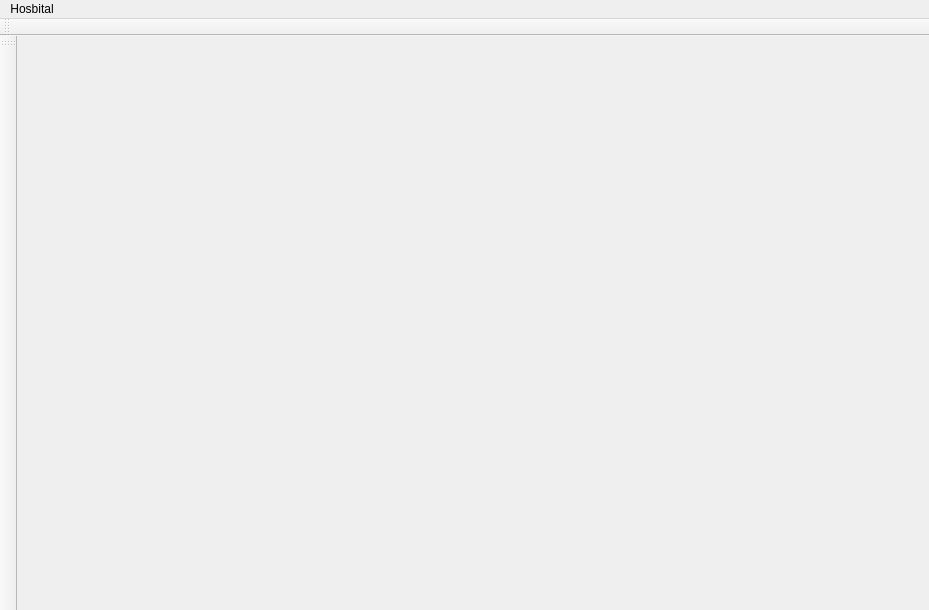
Qt form has_main_gui.ui (Hosbital1990/Qt_HAS) before a commit.
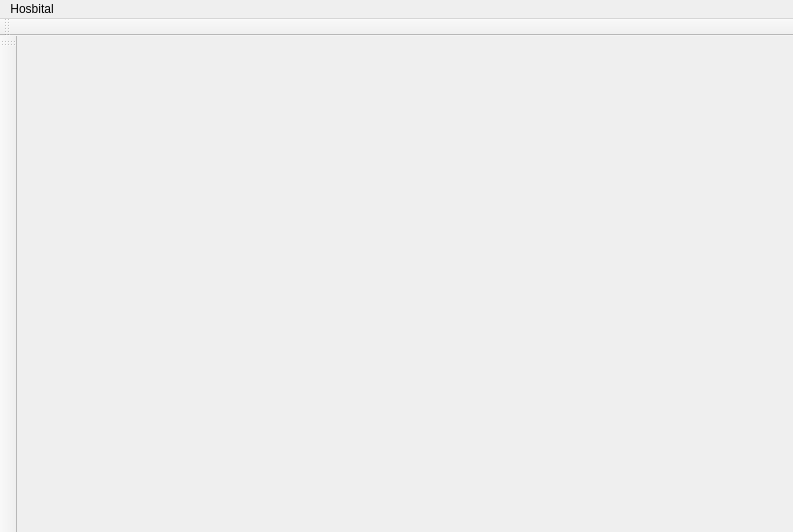
The same form after that commit.

What changed in the file:
```diff
--- a/has_main_gui.ui
+++ b/has_main_gui.ui
@@ -6,8 +6,8 @@
    <rect>
     <x>0</x>
     <y>0</y>
-    <width>929</width>
-    <height>610</height>
+    <width>793</width>
+    <height>532</height>
    </rect>
   </property>
   <property name="windowTitle">
@@ -30,7 +30,7 @@
     <rect>
      <x>0</x>
      <y>0</y>
-     <width>929</width>
+     <width>793</width>
      <height>23</height>
     </rect>
    </property>
```
